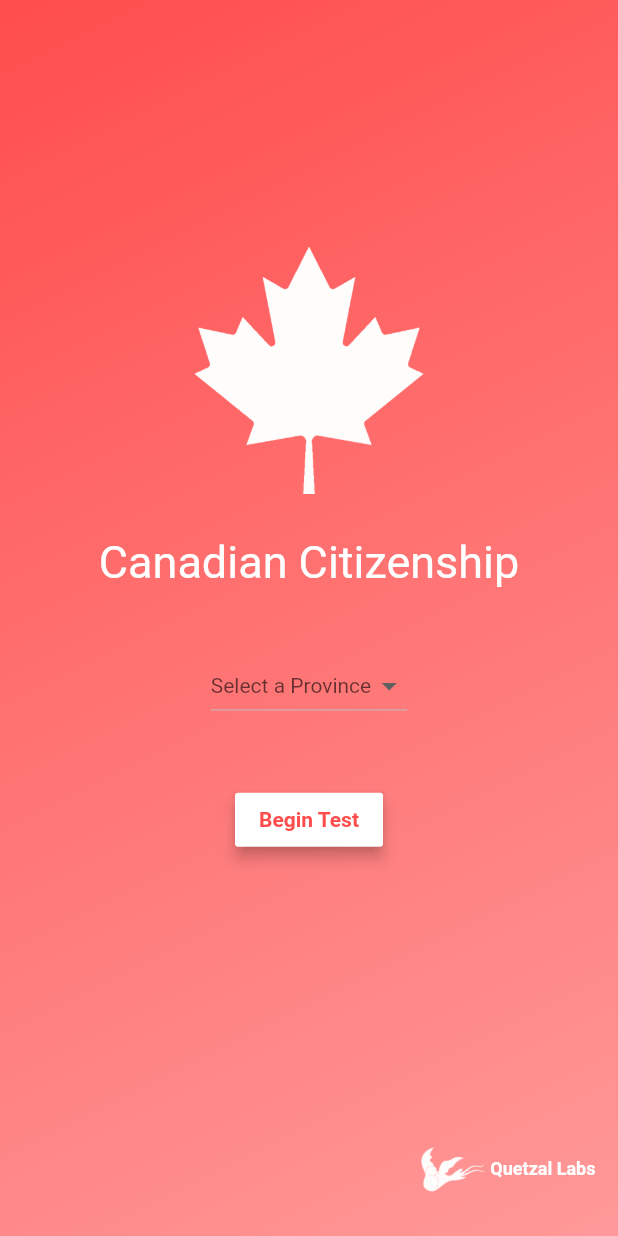
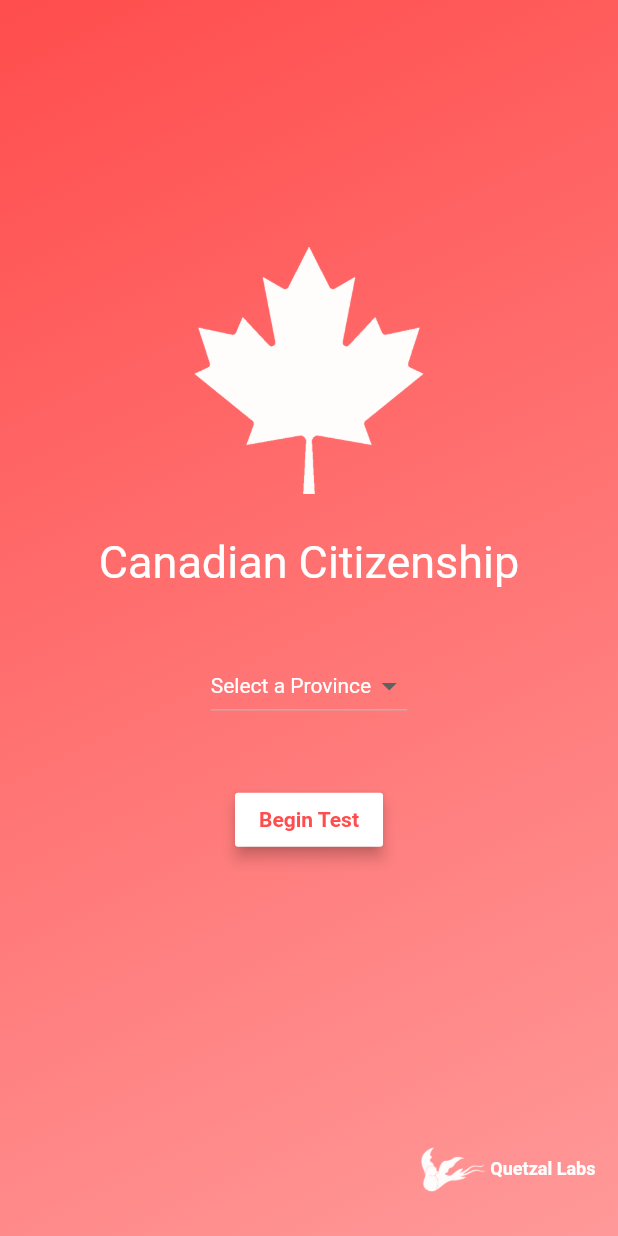
Before and after one commit to liangpeter08/quizlet, a Flutter app: the screen it shows after launch, on a phone screen of 412 x 824 dp. Run offline on Flutter 3.47's test engine with Material 2 defaults, Android fonts, the phone set to English and light mode, and no system bars; our stand-ins replace auto_size_text; missing offline and left inert: firebase_admob; accounts and stored records are empty; Roboto replaces fonts that are missing (font2).

Commit message:
add province

```diff
--- a/lib/views/mainview.dart
+++ b/lib/views/mainview.dart
@@ -1,6 +1,6 @@
 import 'package:flutter/material.dart';
 import 'package:flutter/widgets.dart';
-import '../style/theme.dart' as Theme;
+import '../style/theme.dart' as Themes;
 
 import '../util/starthandler.dart';
 
@@ -28,8 +28,8 @@ class _MyApp extends State<MyApp> {
             decoration: new BoxDecoration(
               gradient: new LinearGradient(
                   colors: [
-                    Theme.Colors.mainPageStart,
-                    Theme.Colors.mainPageEnd,
+                    Themes.Colors.mainPageStart,
+                    Themes.Colors.mainPageEnd,
                   ],
                   begin: const FractionalOffset(0.0, 0.0),
                   end: const FractionalOffset(1.0, 1.0),
@@ -55,9 +55,11 @@ class _MyApp extends State<MyApp> {
                       )),
                   Container(
                       margin: EdgeInsets.only(top: screenHeight / 20),
-                      child: DropdownButton<String>(
+                      child:  Theme(
+                        data: Theme.of(context).copyWith(canvasColor: Color(0xFFff4d4d)),
+                        child: DropdownButton<String>(
+                          style: TextStyle(color: Colors.white),
                           value: this.province,
-                          style: TextStyle (color: Colors.white),
                           items: <String>[
                             'Alberta',
                             'British Columbia',
@@ -66,8 +68,7 @@ class _MyApp extends State<MyApp> {
                           ].map<DropdownMenuItem<String>>((String value) {
                             return DropdownMenuItem<String>(
                               value: value,
-                              child: Text(value, style: TextStyle(
-                                fontWeight: FontWeight.bold)),
+                              child: Text(value,               style: TextStyle(color: Colors.white)),
                             );
                           }).toList(),
                           onChanged: (selectedProvince) {
@@ -75,7 +76,7 @@ class _MyApp extends State<MyApp> {
                             setState(() {province = selectedProvince;})
                             ;
                           },
-                          hint: Text('Select a Province'))),
+                          hint: Text('Select a Province',style: TextStyle(color: Colors.white) )))),
                   Container(
                       margin: EdgeInsets.only(top: screenHeight / 20),
                       child: MaterialButton(
```
